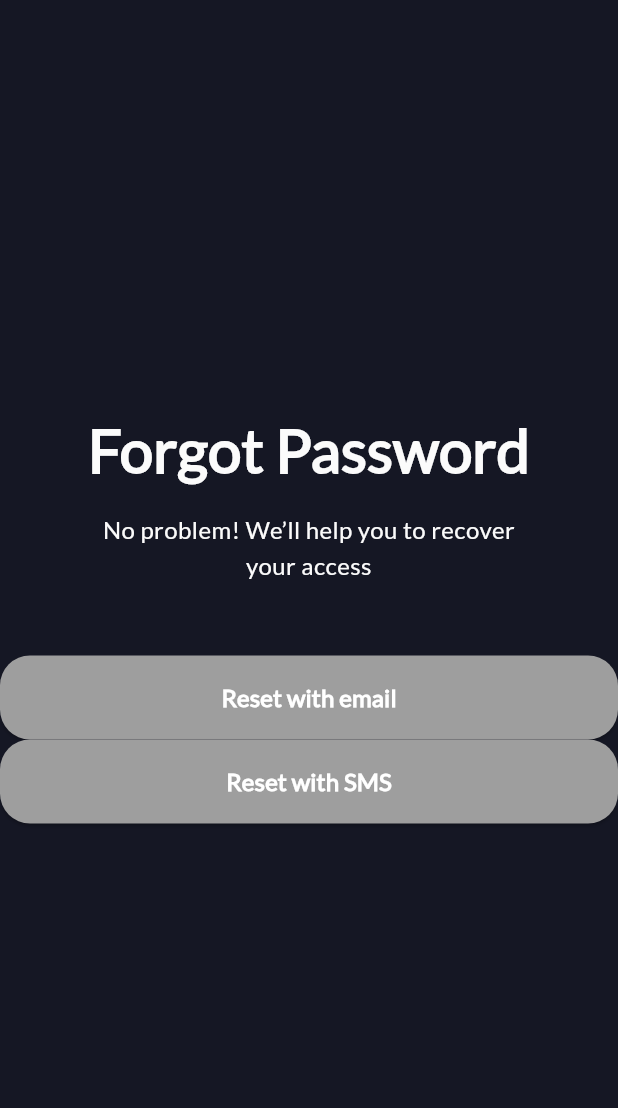
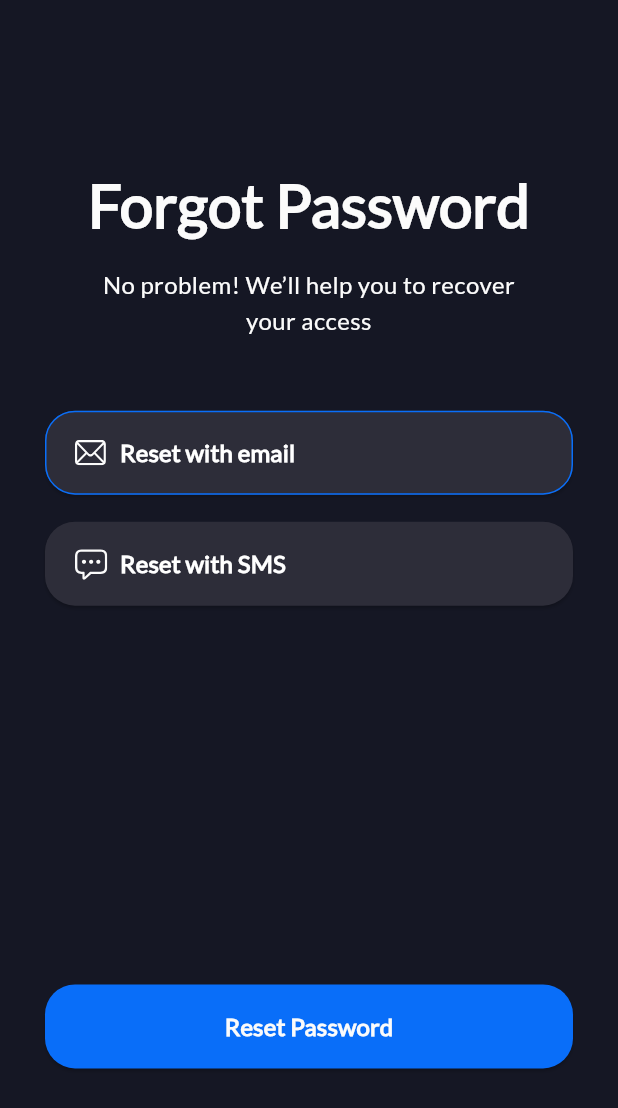
Before and after one commit to Pudv95/vroom_vroom, a Flutter app: the ForgotPassword screen opened directly, on a phone screen of 412 x 824 dp. Shown: the top 1108 px of the screen. Run offline on Flutter 3.47's test engine with Material 3 defaults, Android fonts, the phone set to English and light mode, and no system bars; our stand-ins replace flutter_svg, go_router.

Commit message:
implement the final reset password UI

```diff
--- a/lib/utils/routes/app_routes.dart
+++ b/lib/utils/routes/app_routes.dart
@@ -1,11 +1,12 @@
 import 'package:flutter/cupertino.dart';
 import 'package:go_router/go_router.dart';
+import 'package:vroom_vroom/views/screens/authentication/signup.dart';
 import 'package:vroom_vroom/views/screens/authentication/login.dart';
 
 final GoRouter routes = GoRouter(
     routes: <GoRoute>[
       GoRoute(path: '/', builder: (BuildContext context,GoRouterState state){
-        return const LoginPage();
+        return const SignUp();
       },routes: const [
 
       ]),
--- a/lib/views/screens/authentication/forgot_password.dart
+++ b/lib/views/screens/authentication/forgot_password.dart
@@ -3,8 +3,15 @@ import 'package:vroom_vroom/views/screens/authentication/widgets/reset_buttons.d
 
 
 
-class ForgotPassword extends StatelessWidget {
+class ForgotPassword extends StatefulWidget {
   const ForgotPassword({super.key});
+
+  @override
+  State<ForgotPassword> createState() => _ForgotPasswordState();
+}
+
+class _ForgotPasswordState extends State<ForgotPassword> {
+  bool selected = false;
 
   @override
   Widget build(BuildContext context) {
@@ -16,6 +23,8 @@ class ForgotPassword extends StatelessWidget {
           maxWidth: width,
           maxHeight: height,
         ),
+        child: Padding(
+          padding: EdgeInsets.fromLTRB((30/width)*width, 0, (30/width)*width, 0),
           child: Column(
             mainAxisSize: MainAxisSize.max,
             crossAxisAlignment: CrossAxisAlignment.center,
@@ -37,10 +46,24 @@ class ForgotPassword extends StatelessWidget {
                 ),
               ),
               SizedBox(height: (48/height)*height,),
-            SelectableButton(text: 'Reset with email', isSelected: false, onSelect: (){}),
-            SelectableButton(text: 'Reset with SMS', isSelected: false, onSelect: (){}),
+              SelectableButton(text: 'Reset with email',iconPath: 'asset/icons/email.svg' ,isSelected: !selected, onSelect: (){
+                selected = !selected;
+                setState(() {
+
+                });
+              }),
+              SizedBox(height: (18/height)*height,),
+              SelectableButton(text: 'Reset with SMS', iconPath:'asset/icons/sms.svg'  ,isSelected: selected, onSelect: (){
+                selected = !selected;
+                    setState(() {
+
+                    });
+              }),
+              SizedBox(height: (252.5/height)*height,),
+              ElevatedButton(onPressed: (){}, child: Text('Reset Password',style: Theme.of(context).textTheme.labelLarge?.copyWith(fontWeight: FontWeight.w600),)),
               const Spacer(),
             ],
+          ),
         ),
       ),
     );
--- a/lib/views/screens/authentication/widgets/reset_buttons.dart
+++ b/lib/views/screens/authentication/widgets/reset_buttons.dart
@@ -1,13 +1,17 @@
 import 'package:flutter/material.dart';
+import 'package:flutter_svg/svg.dart';
+import 'package:vroom_vroom/utils/contants/colors/app_colors.dart';
 
 class SelectableButton extends StatelessWidget {
 
   final String text;
   final bool isSelected;
+  final String iconPath;
   final VoidCallback onSelect;
 
   const SelectableButton({
     super.key,
+    required this.iconPath,
     required this.text,
     required this.isSelected,
     required this.onSelect,
@@ -19,14 +23,26 @@ class SelectableButton extends StatelessWidget {
       onPressed: onSelect,
       style: ButtonStyle(
         backgroundColor: MaterialStateProperty.all(
-          isSelected ? Colors.blue : Colors.grey,
+          const Color.fromRGBO(45, 45, 57, 1),
+        ),
+        side: MaterialStateProperty.all(
+          isSelected
+              ? const BorderSide(color: AppColors.primaryColor, width: 1.0)
+              : BorderSide.none,
         ),
       ),
-      child: Text(
-        text,
-        style: const TextStyle(
-          color: Colors.white,
-        ),
+      child: Row(
+        mainAxisAlignment: MainAxisAlignment.start,
+        children: [
+          SvgPicture.asset(iconPath),
+          const SizedBox(width: 8),
+          Text(
+            text,
+            style: const TextStyle(
+              color: Colors.white,
+            ),
+          ),
+        ],
       ),
     );
   }
```
Also changed, not shown: lib/views/screens/authentication/login.dart (+11 -3 lines), lib/views/screens/authentication/signup.dart (added, +12 -0 lines), lib/views/screens/authentication/verify_otp.dart (added). Lines whose indentation alone changed are shown as unchanged.
